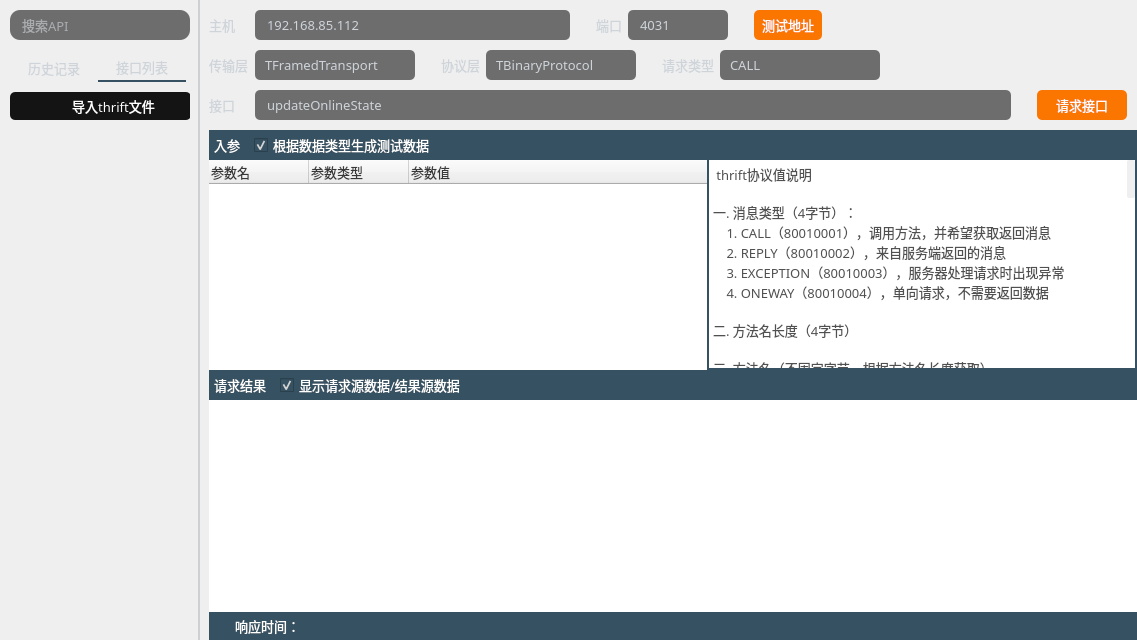
First picture: the form in thriftwidget.ui, repository HuaGouFdog/Fdog-Kit, before the edit.
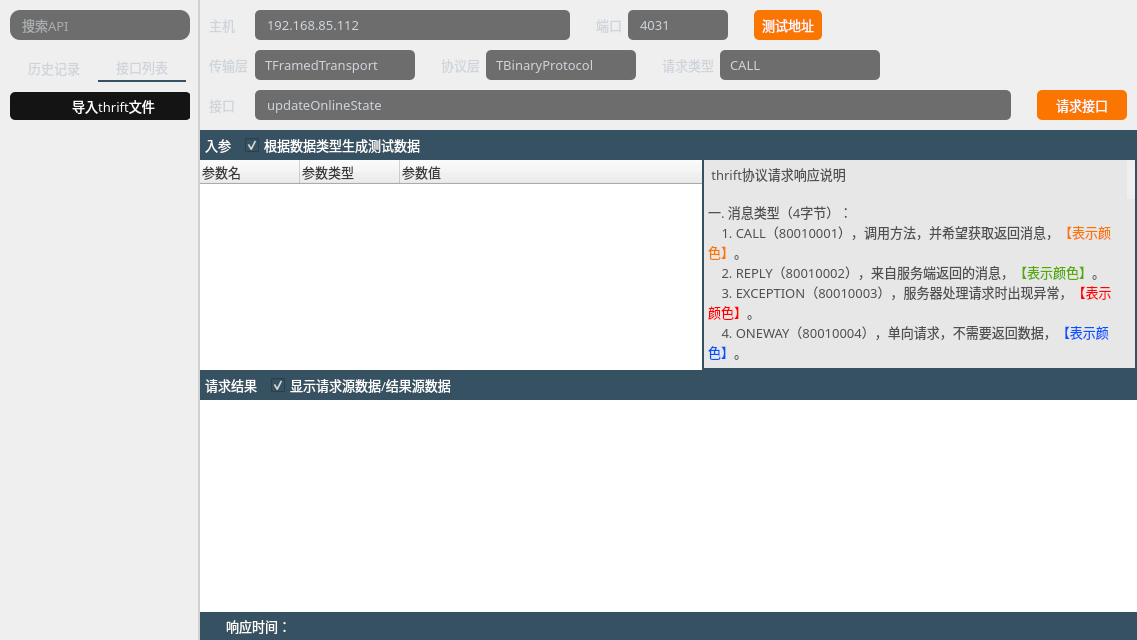
Second picture: the form after the edit. Icons and pictures are not drawn.

Commit message: 1. 使用新的数据写入接口 2. 参数尾添加新增列按钮，可以在指定列下面新增列

Patch:
```diff
--- a/thriftwidget.ui
+++ b/thriftwidget.ui
@@ -477,7 +477,7 @@
        <number>10</number>
       </property>
       <property name="leftMargin">
-       <number>9</number>
+       <number>0</number>
       </property>
       <property name="topMargin">
        <number>7</number>
@@ -501,7 +501,7 @@
         </property>
         <layout class="QHBoxLayout" name="horizontalLayout_2">
          <property name="leftMargin">
-          <number>0</number>
+          <number>9</number>
          </property>
          <property name="topMargin">
           <number>3</number>
@@ -786,7 +786,7 @@
         </property>
         <layout class="QHBoxLayout" name="horizontalLayout_9">
          <property name="leftMargin">
-          <number>0</number>
+          <number>9</number>
          </property>
          <property name="topMargin">
           <number>0</number>
@@ -1021,7 +1021,7 @@
         </property>
         <layout class="QHBoxLayout" name="horizontalLayout">
          <property name="leftMargin">
-          <number>0</number>
+          <number>9</number>
          </property>
          <property name="topMargin">
           <number>0</number>
@@ -1735,8 +1735,8 @@
                 </property>
                 <property name="styleSheet">
                  <string notr="true">QTextEdit{
-color: rgb(0, 0, 0);
-background-color: rgb(255, 255, 255);
+color: rgb(255, 255, 255);
+	background-color: rgb(231, 231, 231);
 border-radius: 0px;
 border:2px solid rgb(54, 81, 97);
 }</string>
@@ -1749,34 +1749,34 @@
 &lt;html&gt;&lt;head&gt;&lt;meta name=&quot;qrichtext&quot; content=&quot;1&quot; /&gt;&lt;style type=&quot;text/css&quot;&gt;
 p, li { white-space: pre-wrap; }
 &lt;/style&gt;&lt;/head&gt;&lt;body style=&quot; font-family:'OPPOSans B'; font-size:10pt; font-weight:400; font-style:normal;&quot;&gt;
-&lt;p style=&quot; margin-top:0px; margin-bottom:0px; margin-left:0px; margin-right:0px; -qt-block-indent:0; text-indent:0px;&quot;&gt;&lt;span style=&quot; color:#505050;&quot;&gt; thrift协议值说明&lt;/span&gt;&lt;/p&gt;
+&lt;p style=&quot; margin-top:0px; margin-bottom:0px; margin-left:0px; margin-right:0px; -qt-block-indent:0; text-indent:0px;&quot;&gt;&lt;span style=&quot; color:#505050;&quot;&gt; thrift协议请求响应说明&lt;/span&gt;&lt;/p&gt;
 &lt;p style=&quot;-qt-paragraph-type:empty; margin-top:0px; margin-bottom:0px; margin-left:0px; margin-right:0px; -qt-block-indent:0; text-indent:0px; color:#505050;&quot;&gt;&lt;br /&gt;&lt;/p&gt;
 &lt;p style=&quot; margin-top:0px; margin-bottom:0px; margin-left:0px; margin-right:0px; -qt-block-indent:0; text-indent:0px;&quot;&gt;&lt;span style=&quot; color:#505050;&quot;&gt;一. 消息类型（4字节）：&lt;/span&gt;&lt;/p&gt;
-&lt;p style=&quot; margin-top:0px; margin-bottom:0px; margin-left:0px; margin-right:0px; -qt-block-indent:0; text-indent:0px;&quot;&gt;&lt;span style=&quot; color:#505050;&quot;&gt;    1. CALL（80010001），调用方法，并希望获取返回消息&lt;/span&gt;&lt;/p&gt;
-&lt;p style=&quot; margin-top:0px; margin-bottom:0px; margin-left:0px; margin-right:0px; -qt-block-indent:0; text-indent:0px;&quot;&gt;&lt;span style=&quot; color:#505050;&quot;&gt;    2. REPLY（80010002），来自服务端返回的消息&lt;/span&gt;&lt;/p&gt;
-&lt;p style=&quot; margin-top:0px; margin-bottom:0px; margin-left:0px; margin-right:0px; -qt-block-indent:0; text-indent:0px;&quot;&gt;&lt;span style=&quot; color:#505050;&quot;&gt;    3. EXCEPTION（80010003），服务器处理请求时出现异常&lt;/span&gt;&lt;/p&gt;
-&lt;p style=&quot; margin-top:0px; margin-bottom:0px; margin-left:0px; margin-right:0px; -qt-block-indent:0; text-indent:0px;&quot;&gt;&lt;span style=&quot; color:#505050;&quot;&gt;    4. ONEWAY（80010004），单向请求，不需要返回数据&lt;/span&gt;&lt;/p&gt;
+&lt;p style=&quot; margin-top:0px; margin-bottom:0px; margin-left:0px; margin-right:0px; -qt-block-indent:0; text-indent:0px;&quot;&gt;&lt;span style=&quot; color:#505050;&quot;&gt;    1. CALL（80010001），调用方法，并希望获取返回消息，&lt;/span&gt;&lt;span style=&quot; color:#fa7600;&quot;&gt;【表示颜色】&lt;/span&gt;&lt;span style=&quot; color:#505050;&quot;&gt;。&lt;/span&gt;&lt;/p&gt;
+&lt;p style=&quot; margin-top:0px; margin-bottom:0px; margin-left:0px; margin-right:0px; -qt-block-indent:0; text-indent:0px;&quot;&gt;&lt;span style=&quot; color:#505050;&quot;&gt;    2. REPLY（80010002），来自服务端返回的消息，&lt;/span&gt;&lt;span style=&quot; color:#55aa00;&quot;&gt;【表示颜色】&lt;/span&gt;&lt;span style=&quot; color:#505050;&quot;&gt;。&lt;/span&gt;&lt;/p&gt;
+&lt;p style=&quot; margin-top:0px; margin-bottom:0px; margin-left:0px; margin-right:0px; -qt-block-indent:0; text-indent:0px;&quot;&gt;&lt;span style=&quot; color:#505050;&quot;&gt;    3. EXCEPTION（80010003），服务器处理请求时出现异常，&lt;/span&gt;&lt;span style=&quot; color:#ff0000;&quot;&gt;【表示颜色】&lt;/span&gt;&lt;span style=&quot; color:#505050;&quot;&gt;。&lt;/span&gt;&lt;/p&gt;
+&lt;p style=&quot; margin-top:0px; margin-bottom:0px; margin-left:0px; margin-right:0px; -qt-block-indent:0; text-indent:0px;&quot;&gt;&lt;span style=&quot; color:#505050;&quot;&gt;    4. ONEWAY（80010004），单向请求，不需要返回数据，&lt;/span&gt;&lt;span style=&quot; color:#0055ff;&quot;&gt;【表示颜色】&lt;/span&gt;&lt;span style=&quot; color:#505050;&quot;&gt;。&lt;/span&gt;&lt;/p&gt;
 &lt;p style=&quot;-qt-paragraph-type:empty; margin-top:0px; margin-bottom:0px; margin-left:0px; margin-right:0px; -qt-block-indent:0; text-indent:0px; color:#505050;&quot;&gt;&lt;br /&gt;&lt;/p&gt;
-&lt;p style=&quot; margin-top:0px; margin-bottom:0px; margin-left:0px; margin-right:0px; -qt-block-indent:0; text-indent:0px;&quot;&gt;&lt;span style=&quot; color:#505050;&quot;&gt;二. 方法名长度（4字节）&lt;/span&gt;&lt;/p&gt;
+&lt;p style=&quot; margin-top:0px; margin-bottom:0px; margin-left:0px; margin-right:0px; -qt-block-indent:0; text-indent:0px;&quot;&gt;&lt;span style=&quot; color:#505050;&quot;&gt;二. 方法名长度（4字节）&lt;/span&gt;&lt;span style=&quot; color:#ff00ff;&quot;&gt;【表示颜色】&lt;/span&gt;&lt;/p&gt;
 &lt;p style=&quot;-qt-paragraph-type:empty; margin-top:0px; margin-bottom:0px; margin-left:0px; margin-right:0px; -qt-block-indent:0; text-indent:0px; color:#505050;&quot;&gt;&lt;br /&gt;&lt;/p&gt;
-&lt;p style=&quot; margin-top:0px; margin-bottom:0px; margin-left:0px; margin-right:0px; -qt-block-indent:0; text-indent:0px;&quot;&gt;&lt;span style=&quot; color:#505050;&quot;&gt;三. 方法名（不固定字节，根据方法名长度获取）&lt;/span&gt;&lt;/p&gt;
+&lt;p style=&quot; margin-top:0px; margin-bottom:0px; margin-left:0px; margin-right:0px; -qt-block-indent:0; text-indent:0px;&quot;&gt;&lt;span style=&quot; color:#505050;&quot;&gt;三. 方法名（不固定字节，根据方法名长度获取）&lt;/span&gt;&lt;span style=&quot; color:#aaaa00;&quot;&gt;【表示颜色】&lt;/span&gt;&lt;/p&gt;
 &lt;p style=&quot;-qt-paragraph-type:empty; margin-top:0px; margin-bottom:0px; margin-left:0px; margin-right:0px; -qt-block-indent:0; text-indent:0px; color:#505050;&quot;&gt;&lt;br /&gt;&lt;/p&gt;
-&lt;p style=&quot; margin-top:0px; margin-bottom:0px; margin-left:0px; margin-right:0px; -qt-block-indent:0; text-indent:0px;&quot;&gt;&lt;span style=&quot; color:#505050;&quot;&gt;四. 流水号（4字节）&lt;/span&gt;&lt;/p&gt;
+&lt;p style=&quot; margin-top:0px; margin-bottom:0px; margin-left:0px; margin-right:0px; -qt-block-indent:0; text-indent:0px;&quot;&gt;&lt;span style=&quot; color:#505050;&quot;&gt;四. 流水号（4字节）&lt;/span&gt;&lt;span style=&quot; color:#55007f;&quot;&gt;【表示颜色】&lt;/span&gt;&lt;/p&gt;
 &lt;p style=&quot;-qt-paragraph-type:empty; margin-top:0px; margin-bottom:0px; margin-left:0px; margin-right:0px; -qt-block-indent:0; text-indent:0px; color:#505050;&quot;&gt;&lt;br /&gt;&lt;/p&gt;
-&lt;p style=&quot; margin-top:0px; margin-bottom:0px; margin-left:0px; margin-right:0px; -qt-block-indent:0; text-indent:0px;&quot;&gt;&lt;span style=&quot; color:#505050;&quot;&gt;五. 基础数据类型，类型（1字节），数据序号（2字节），数据值（根据数据类型而定）&lt;/span&gt;&lt;/p&gt;
-&lt;p style=&quot; margin-top:0px; margin-bottom:0px; margin-left:0px; margin-right:0px; -qt-block-indent:0; text-indent:0px;&quot;&gt;&lt;span style=&quot; color:#505050;&quot;&gt;    1. bool类型，类型2，值为1个字节&lt;/span&gt;&lt;/p&gt;
-&lt;p style=&quot; margin-top:0px; margin-bottom:0px; margin-left:0px; margin-right:0px; -qt-block-indent:0; text-indent:0px;&quot;&gt;&lt;span style=&quot; color:#505050;&quot;&gt;    2. byte类型，类型3，值为1个字节&lt;/span&gt;&lt;/p&gt;
-&lt;p style=&quot; margin-top:0px; margin-bottom:0px; margin-left:0px; margin-right:0px; -qt-block-indent:0; text-indent:0px;&quot;&gt;&lt;span style=&quot; color:#505050;&quot;&gt;    3. i16类型，类型6，值为2个字节&lt;/span&gt;&lt;/p&gt;
-&lt;p style=&quot; margin-top:0px; margin-bottom:0px; margin-left:0px; margin-right:0px; -qt-block-indent:0; text-indent:0px;&quot;&gt;&lt;span style=&quot; color:#505050;&quot;&gt;    3. i32类型，类型8，值为4个字节&lt;/span&gt;&lt;/p&gt;
-&lt;p style=&quot; margin-top:0px; margin-bottom:0px; margin-left:0px; margin-right:0px; -qt-block-indent:0; text-indent:0px;&quot;&gt;&lt;span style=&quot; color:#505050;&quot;&gt;    4. i64类型，类型10，值为8个字节&lt;/span&gt;&lt;/p&gt;
-&lt;p style=&quot; margin-top:0px; margin-bottom:0px; margin-left:0px; margin-right:0px; -qt-block-indent:0; text-indent:0px;&quot;&gt;&lt;span style=&quot; color:#505050;&quot;&gt;    5. double类型，类型4，值为8个字节&lt;/span&gt;&lt;/p&gt;
+&lt;p style=&quot; margin-top:0px; margin-bottom:0px; margin-left:0px; margin-right:0px; -qt-block-indent:0; text-indent:0px;&quot;&gt;&lt;span style=&quot; color:#505050;&quot;&gt;五. 数据类型，类型（1字节），数据序号（2字节），数据值（根据数据类型而定）&lt;/span&gt;&lt;/p&gt;
+&lt;p style=&quot; margin-top:0px; margin-bottom:0px; margin-left:0px; margin-right:0px; -qt-block-indent:0; text-indent:0px;&quot;&gt;&lt;span style=&quot; color:#505050;&quot;&gt;    1. bool类型，类型2，&lt;/span&gt;&lt;span style=&quot; color:#aa007f;&quot;&gt;【表示颜色】&lt;/span&gt;&lt;span style=&quot; color:#505050;&quot;&gt;。&lt;/span&gt;&lt;/p&gt;
+&lt;p style=&quot; margin-top:0px; margin-bottom:0px; margin-left:0px; margin-right:0px; -qt-block-indent:0; text-indent:0px;&quot;&gt;&lt;span style=&quot; color:#505050;&quot;&gt;    2. byte类型，类型3，&lt;/span&gt;&lt;span style=&quot; color:#550000;&quot;&gt;【表示颜色】&lt;/span&gt;&lt;span style=&quot; color:#505050;&quot;&gt;。&lt;/span&gt;&lt;/p&gt;
+&lt;p style=&quot; margin-top:0px; margin-bottom:0px; margin-left:0px; margin-right:0px; -qt-block-indent:0; text-indent:0px;&quot;&gt;&lt;span style=&quot; color:#505050;&quot;&gt;    3. i16类型，类型6，&lt;/span&gt;&lt;span style=&quot; color:#aaaa7f;&quot;&gt;【表示颜色】&lt;/span&gt;&lt;span style=&quot; color:#505050;&quot;&gt;。&lt;/span&gt;&lt;/p&gt;
+&lt;p style=&quot; margin-top:0px; margin-bottom:0px; margin-left:0px; margin-right:0px; -qt-block-indent:0; text-indent:0px;&quot;&gt;&lt;span style=&quot; color:#505050;&quot;&gt;    3. i32类型，类型8，&lt;/span&gt;&lt;span style=&quot; color:#55aa7f;&quot;&gt;【表示颜色】&lt;/span&gt;&lt;span style=&quot; color:#505050;&quot;&gt;。&lt;/span&gt;&lt;/p&gt;
+&lt;p style=&quot; margin-top:0px; margin-bottom:0px; margin-left:0px; margin-right:0px; -qt-block-indent:0; text-indent:0px;&quot;&gt;&lt;span style=&quot; color:#505050;&quot;&gt;    4. i64类型，类型10，&lt;/span&gt;&lt;span style=&quot; color:#aaaaff;&quot;&gt;【表示颜色】&lt;/span&gt;&lt;span style=&quot; color:#505050;&quot;&gt;。&lt;/span&gt;&lt;/p&gt;
+&lt;p style=&quot; margin-top:0px; margin-bottom:0px; margin-left:0px; margin-right:0px; -qt-block-indent:0; text-indent:0px;&quot;&gt;&lt;span style=&quot; color:#505050;&quot;&gt;    5. double类型，类型4，&lt;/span&gt;&lt;span style=&quot; color:#00557f;&quot;&gt;【表示颜色】&lt;/span&gt;&lt;span style=&quot; color:#505050;&quot;&gt;。&lt;/span&gt;&lt;/p&gt;
+&lt;p style=&quot; margin-top:0px; margin-bottom:0px; margin-left:0px; margin-right:0px; -qt-block-indent:0; text-indent:0px;&quot;&gt;&lt;span style=&quot; color:#505050;&quot;&gt;    6. string类型，类型11，&lt;/span&gt;&lt;span style=&quot; color:#ffaa7f;&quot;&gt;【表示颜色】&lt;/span&gt;&lt;span style=&quot; color:#505050;&quot;&gt;。&lt;/span&gt;&lt;/p&gt;
+&lt;p style=&quot; margin-top:0px; margin-bottom:0px; margin-left:0px; margin-right:0px; -qt-block-indent:0; text-indent:0px;&quot;&gt;&lt;span style=&quot; color:#505050;&quot;&gt;    7. struct类型，类型12，&lt;/span&gt;&lt;span style=&quot; color:#ffaaff;&quot;&gt;【表示颜色&lt;/span&gt;&lt;span style=&quot; color:#505050;&quot;&gt;】。&lt;/span&gt;&lt;/p&gt;
+&lt;p style=&quot; margin-top:0px; margin-bottom:0px; margin-left:0px; margin-right:0px; -qt-block-indent:0; text-indent:0px;&quot;&gt;&lt;span style=&quot; color:#505050;&quot;&gt;    8. map类型，类型13，&lt;/span&gt;&lt;span style=&quot; color:#5500ff;&quot;&gt;【表示颜色】&lt;/span&gt;&lt;span style=&quot; color:#505050;&quot;&gt;。&lt;/span&gt;&lt;/p&gt;
+&lt;p style=&quot; margin-top:0px; margin-bottom:0px; margin-left:0px; margin-right:0px; -qt-block-indent:0; text-indent:0px;&quot;&gt;&lt;span style=&quot; color:#505050;&quot;&gt;    9. set类型，类型14，&lt;/span&gt;&lt;span style=&quot; color:#005500;&quot;&gt;【表示颜色】&lt;/span&gt;&lt;span style=&quot; color:#505050;&quot;&gt;。&lt;/span&gt;&lt;/p&gt;
+&lt;p style=&quot; margin-top:0px; margin-bottom:0px; margin-left:0px; margin-right:0px; -qt-block-indent:0; text-indent:0px;&quot;&gt;&lt;span style=&quot; color:#505050;&quot;&gt;    10. list类型，类型15，&lt;/span&gt;&lt;span style=&quot; color:#aa0000;&quot;&gt;【表示颜色】&lt;/span&gt;&lt;span style=&quot; color:#505050;&quot;&gt;。&lt;/span&gt;&lt;/p&gt;
 &lt;p style=&quot;-qt-paragraph-type:empty; margin-top:0px; margin-bottom:0px; margin-left:0px; margin-right:0px; -qt-block-indent:0; text-indent:0px; color:#505050;&quot;&gt;&lt;br /&gt;&lt;/p&gt;
-&lt;p style=&quot; margin-top:0px; margin-bottom:0px; margin-left:0px; margin-right:0px; -qt-block-indent:0; text-indent:0px;&quot;&gt;&lt;span style=&quot; color:#505050;&quot;&gt;六. 复杂数据类型，类型（1字节），数据序号（2字节）&lt;/span&gt;&lt;/p&gt;
-&lt;p style=&quot; margin-top:0px; margin-bottom:0px; margin-left:0px; margin-right:0px; -qt-block-indent:0; text-indent:0px;&quot;&gt;&lt;span style=&quot; color:#505050;&quot;&gt;    1. string类型，类型11，序号后有一个四字节的数据长度，数据的值根据长度获取&lt;/span&gt;&lt;/p&gt;
-&lt;p style=&quot; margin-top:0px; margin-bottom:0px; margin-left:0px; margin-right:0px; -qt-block-indent:0; text-indent:0px;&quot;&gt;&lt;span style=&quot; color:#505050;&quot;&gt;    2. struct类型，类型12，按照正常解析，遇到00表示结束struct&lt;/span&gt;&lt;/p&gt;
-&lt;p style=&quot; margin-top:0px; margin-bottom:0px; margin-left:0px; margin-right:0px; -qt-block-indent:0; text-indent:0px;&quot;&gt;&lt;span style=&quot; color:#505050;&quot;&gt;    3. map类型，类型13，序号后第一个字节为键类型，第二个字节为值类型，一个四字节的数据长度，数据的值根据长度获取&lt;/span&gt;&lt;/p&gt;
-&lt;p style=&quot; margin-top:0px; margin-bottom:0px; margin-left:0px; margin-right:0px; -qt-block-indent:0; text-indent:0px;&quot;&gt;&lt;span style=&quot; color:#505050;&quot;&gt;    4. set类型，类型14，序号后第一个字节为值类型，一个四字节的数据长度，数据的值根据长度获取&lt;/span&gt;&lt;/p&gt;
-&lt;p style=&quot; margin-top:0px; margin-bottom:0px; margin-left:0px; margin-right:0px; -qt-block-indent:0; text-indent:0px;&quot;&gt;&lt;span style=&quot; color:#505050;&quot;&gt;    5. list类型，类型15，序号后第一个字节为值类型，一个四字节的数据长度，数据的值根据长度获取&lt;/span&gt;&lt;/p&gt;
+&lt;p style=&quot; margin-top:0px; margin-bottom:0px; margin-left:0px; margin-right:0px; -qt-block-indent:0; text-indent:0px;&quot;&gt;&lt;span style=&quot; color:#505050;&quot;&gt;六. 结束符 &lt;/span&gt;&lt;span style=&quot; color:#000000;&quot;&gt;【表示颜色】&lt;/span&gt;&lt;/p&gt;
 &lt;p style=&quot;-qt-paragraph-type:empty; margin-top:0px; margin-bottom:0px; margin-left:0px; margin-right:0px; -qt-block-indent:0; text-indent:0px; color:#505050;&quot;&gt;&lt;br /&gt;&lt;/p&gt;
 &lt;p style=&quot; margin-top:0px; margin-bottom:0px; margin-left:0px; margin-right:0px; -qt-block-indent:0; text-indent:0px;&quot;&gt;&lt;span style=&quot; color:#505050;&quot;&gt;--------------------------------------------------------&lt;/span&gt;&lt;/p&gt;
 &lt;p style=&quot; margin-top:0px; margin-bottom:0px; margin-left:0px; margin-right:0px; -qt-block-indent:0; text-indent:0px;&quot;&gt;&lt;span style=&quot; color:#505050;&quot;&gt;以 i32 yourMethod(1: i32 param) 接口为例&lt;/span&gt;&lt;/p&gt;
```
The commit also changes 5 other files.
